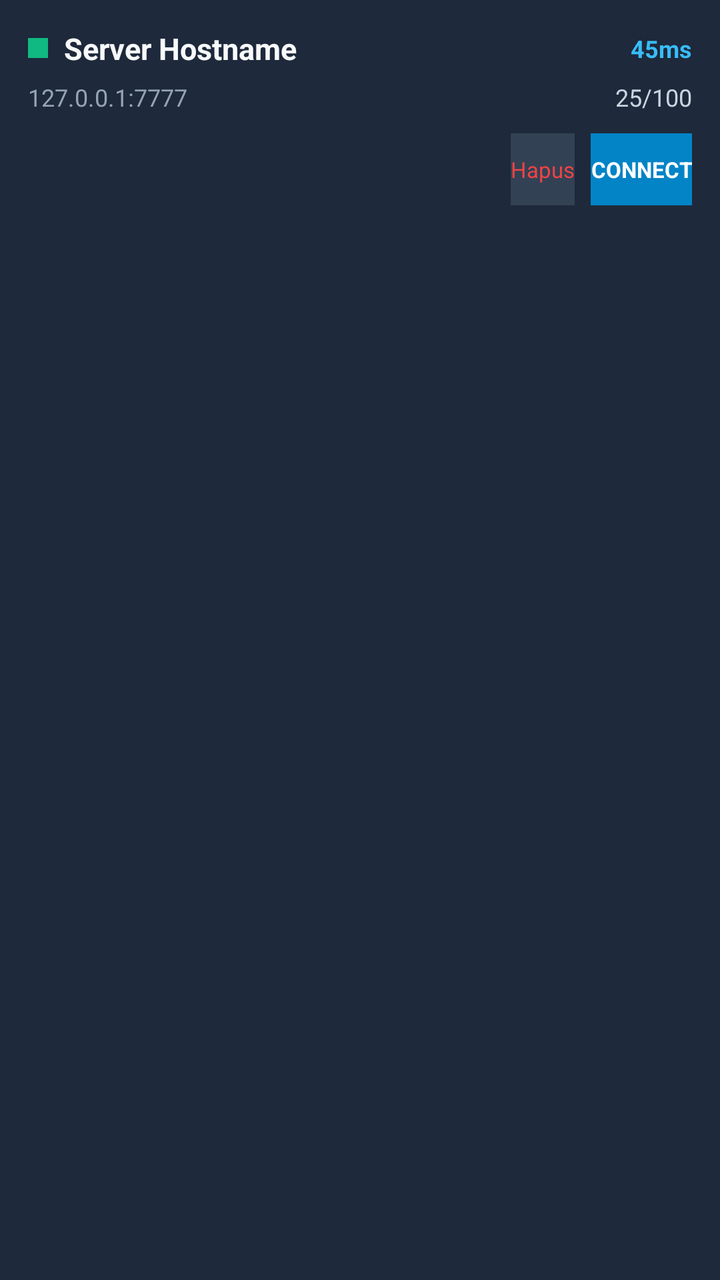
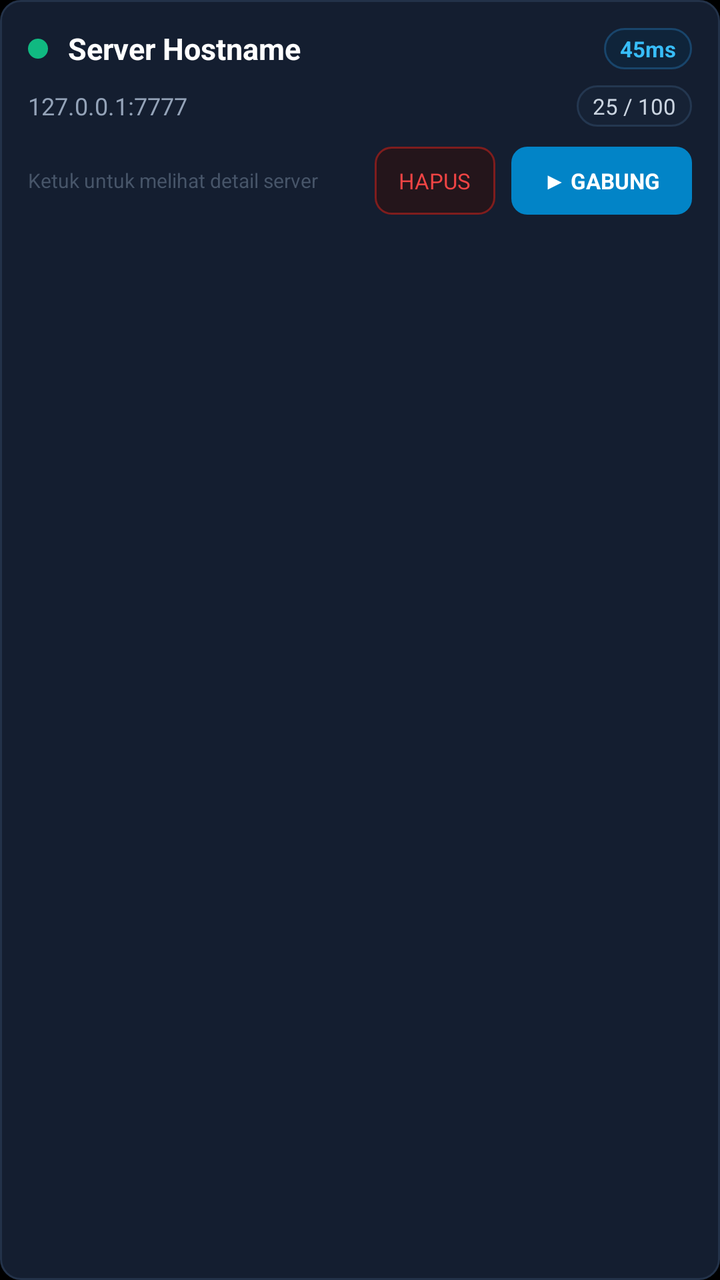

Before-and-after screenshots of an Android layout around one commit, followed by the original layout XML and the change that was made.
<!-- AndroidManifest.xml: application theme android:Theme.NoTitleBar.Fullscreen -->
<!-- res/layout/item_server_card.xml -->
<?xml version="1.0" encoding="utf-8"?>
<LinearLayout xmlns:android="http://schemas.android.com/apk/res/android"
    android:layout_width="match_parent"
    android:layout_height="wrap_content"
    android:orientation="vertical"
    android:layout_marginBottom="10dp"
    android:padding="14dp"
    android:background="#1E293B">

    <LinearLayout
        android:layout_width="match_parent"
        android:layout_height="wrap_content"
        android:orientation="horizontal"
        android:gravity="center_vertical">

        <View
            android:id="@+id/view_status_dot"
            android:layout_width="10dp"
            android:layout_height="10dp"
            android:background="#10B981"
            android:layout_marginEnd="8dp" />

        <TextView
            android:id="@+id/tv_server_name"
            android:layout_width="0dp"
            android:layout_height="wrap_content"
            android:layout_weight="1"
            android:text="Server Hostname"
            android:textColor="#F8FAFC"
            android:textSize="15sp"
            android:textStyle="bold"
            android:singleLine="true" />

        <TextView
            android:id="@+id/tv_server_ping"
            android:layout_width="wrap_content"
            android:layout_height="wrap_content"
            android:text="45ms"
            android:textColor="#38BDF8"
            android:textSize="12sp"
            android:textStyle="bold" />
    </LinearLayout>

    <LinearLayout
        android:layout_width="match_parent"
        android:layout_height="wrap_content"
        android:orientation="horizontal"
        android:layout_marginTop="6dp"
        android:gravity="center_vertical">

        <TextView
            android:id="@+id/tv_server_address"
            android:layout_width="0dp"
            android:layout_height="wrap_content"
            android:layout_weight="1"
            android:text="127.0.0.1:7777"
            android:textColor="#94A3B8"
            android:textSize="12sp" />

        <TextView
            android:id="@+id/tv_server_players"
            android:layout_width="wrap_content"
            android:layout_height="wrap_content"
            android:text="25/100"
            android:textColor="#CBD5E1"
            android:textSize="12sp" />
    </LinearLayout>

    <LinearLayout
        android:layout_width="match_parent"
        android:layout_height="wrap_content"
        android:orientation="horizontal"
        android:layout_marginTop="10dp"
        android:gravity="end">

        <Button
            android:id="@+id/btn_delete_server"
            android:layout_width="wrap_content"
            android:layout_height="36dp"
            android:text="Hapus"
            android:textColor="#EF4444"
            android:background="#334155"
            android:textSize="11sp"
            android:layout_marginEnd="8dp" />

        <Button
            android:id="@+id/btn_connect_server"
            android:layout_width="wrap_content"
            android:layout_height="36dp"
            android:text="CONNECT"
            android:textColor="#FFFFFF"
            android:background="#0284C7"
            android:textSize="11sp"
            android:textStyle="bold" />
    </LinearLayout>

</LinearLayout>
<!-- resources referenced by this layout -->
<resources>

</resources>

<!-- the commit's change to res/layout/item_server_card.xml (unified diff, before → after) -->
@@ -5,8 +5,9 @@
     android:orientation="vertical"
     android:layout_marginBottom="10dp"
     android:padding="14dp"
-    android:background="#1E293B">
+    android:background="@drawable/bg_server_card">
 
+    
     <LinearLayout
         android:layout_width="match_parent"
         android:layout_height="wrap_content"
@@ -17,8 +18,8 @@
             android:id="@+id/view_status_dot"
             android:layout_width="10dp"
             android:layout_height="10dp"
-            android:background="#10B981"
-            android:layout_marginEnd="8dp" />
+            android:background="@drawable/dot_online"
+            android:layout_marginEnd="10dp" />
 
         <TextView
             android:id="@+id/tv_server_name"
@@ -26,10 +27,11 @@
             android:layout_height="wrap_content"
             android:layout_weight="1"
             android:text="Server Hostname"
-            android:textColor="#F8FAFC"
+            android:textColor="#FFFFFF"
             android:textSize="15sp"
             android:textStyle="bold"
-            android:singleLine="true" />
+            android:singleLine="true"
+            android:ellipsize="end" />
 
         <TextView
             android:id="@+id/tv_server_ping"
@@ -37,15 +39,22 @@
             android:layout_height="wrap_content"
             android:text="45ms"
             android:textColor="#38BDF8"
-            android:textSize="12sp"
-            android:textStyle="bold" />
+            android:textSize="11sp"
+            android:textStyle="bold"
+            android:background="@drawable/bg_badge_ping"
+            android:paddingStart="8dp"
+            android:paddingEnd="8dp"
+            android:paddingTop="3dp"
+            android:paddingBottom="3dp"
+            android:layout_marginStart="8dp" />
     </LinearLayout>
 
+    
     <LinearLayout
         android:layout_width="match_parent"
         android:layout_height="wrap_content"
         android:orientation="horizontal"
-        android:layout_marginTop="6dp"
+        android:layout_marginTop="8dp"
         android:gravity="center_vertical">
 
         <TextView
@@ -61,37 +70,55 @@
             android:id="@+id/tv_server_players"
             android:layout_width="wrap_content"
             android:layout_height="wrap_content"
-            android:text="25/100"
+            android:text="25 / 100"
             android:textColor="#CBD5E1"
-            android:textSize="12sp" />
+            android:textSize="11sp"
+            android:background="@drawable/bg_badge_players"
+            android:paddingStart="8dp"
+            android:paddingEnd="8dp"
+            android:paddingTop="3dp"
+            android:paddingBottom="3dp" />
     </LinearLayout>
 
+    
     <LinearLayout
         android:layout_width="match_parent"
         android:layout_height="wrap_content"
         android:orientation="horizontal"
         android:layout_marginTop="10dp"
-        android:gravity="end">
+        android:gravity="center_vertical|end">
+
+        <TextView
+            android:layout_width="0dp"
+            android:layout_height="wrap_content"
+            android:layout_weight="1"
+            android:text="Ketuk untuk melihat detail server"
+            android:textColor="#475569"
+            android:textSize="10sp" />
 
         <Button
             android:id="@+id/btn_delete_server"
             android:layout_width="wrap_content"
-            android:layout_height="36dp"
-            android:text="Hapus"
+            android:layout_height="34dp"
+            android:text="HAPUS"
             android:textColor="#EF4444"
-            android:background="#334155"
+            android:background="@drawable/bg_btn_danger"
             android:textSize="11sp"
+            android:paddingStart="12dp"
+            android:paddingEnd="12dp"
             android:layout_marginEnd="8dp" />
 
         <Button
             android:id="@+id/btn_connect_server"
             android:layout_width="wrap_content"
-            android:layout_height="36dp"
-            android:text="CONNECT"
+            android:layout_height="34dp"
+            android:text="▶ GABUNG"
             android:textColor="#FFFFFF"
-            android:background="#0284C7"
+            android:background="@drawable/bg_btn_connect"
             android:textSize="11sp"
-            android:textStyle="bold" />
+            android:textStyle="bold"
+            android:paddingStart="16dp"
+            android:paddingEnd="16dp" />
     </LinearLayout>
 
 </LinearLayout>
<!-- resource entries referenced after the edit -->
@@ -1,5 +1,92 @@
 <!-- resources referenced by this layout -->
 <resources>
-
+  <!-- drawable bg_badge_ping (drawable) -->
+  <?xml version="1.0" encoding="utf-8"?>
+  <shape xmlns:android="http://schemas.android.com/apk/res/android"
+      android:shape="rectangle">
+      <solid android:color="#0F243A" />
+      <stroke android:width="1dp" android:color="#19456B" />
+      <corners android:radius="12dp" />
+  </shape>
+  <!-- drawable bg_badge_players (drawable) -->
+  <?xml version="1.0" encoding="utf-8"?>
+  <shape xmlns:android="http://schemas.android.com/apk/res/android"
+      android:shape="rectangle">
+      <solid android:color="#162235" />
+      <stroke android:width="1dp" android:color="#243750" />
+      <corners android:radius="12dp" />
+  </shape>
+  <!-- drawable bg_btn_connect (drawable) -->
+  <?xml version="1.0" encoding="utf-8"?>
+  <selector xmlns:android="http://schemas.android.com/apk/res/android">
+      <item android:state_pressed="true">
+          <shape android:shape="rectangle">
+              <solid android:color="#02659B" />
+              <corners android:radius="8dp" />
+          </shape>
+      </item>
+      <item android:state_enabled="false">
+          <shape android:shape="rectangle">
+              <solid android:color="#334155" />
+              <corners android:radius="8dp" />
+          </shape>
+      </item>
+      <item>
+          <shape android:shape="rectangle">
+              <solid android:color="#0284C7" />
+              <corners android:radius="8dp" />
+          </shape>
+      </item>
+  </selector>
+  <!-- drawable bg_btn_danger (drawable) -->
+  <?xml version="1.0" encoding="utf-8"?>
+  <selector xmlns:android="http://schemas.android.com/apk/res/android">
+      <item android:state_pressed="true">
+          <shape android:shape="rectangle">
+              <solid android:color="#45121E" />
+              <stroke android:width="1dp" android:color="#DC2626" />
+              <corners android:radius="8dp" />
+          </shape>
+      </item>
+      <item>
+          <shape android:shape="rectangle">
+              <solid android:color="#24151B" />
+              <stroke android:width="1dp" android:color="#7F1D1D" />
+              <corners android:radius="8dp" />
+          </shape>
+      </item>
+  </selector>
+  <!-- drawable bg_server_card (drawable) -->
+  <?xml version="1.0" encoding="utf-8"?>
+  <selector xmlns:android="http://schemas.android.com/apk/res/android">
+      <item android:state_pressed="true">
+          <shape android:shape="rectangle">
+              <solid android:color="#1E2C44" />
+              <stroke android:width="1dp" android:color="#38BDF8" />
+              <corners android:radius="10dp" />
+          </shape>
+      </item>
+      <item android:state_focused="true">
+          <shape android:shape="rectangle">
+              <solid android:color="#1B283E" />
+              <stroke android:width="1dp" android:color="#38BDF8" />
+              <corners android:radius="10dp" />
+          </shape>
+      </item>
+      <item>
+          <shape android:shape="rectangle">
+              <solid android:color="#141E30" />
+              <stroke android:width="1dp" android:color="#233249" />
+              <corners android:radius="10dp" />
+          </shape>
+      </item>
+  </selector>
+  <!-- drawable dot_online (drawable) -->
+  <?xml version="1.0" encoding="utf-8"?>
+  <shape xmlns:android="http://schemas.android.com/apk/res/android"
+      android:shape="oval">
+      <solid android:color="#10B981" />
+      <size android:width="10dp" android:height="10dp" />
+  </shape>
 </resources>
 
